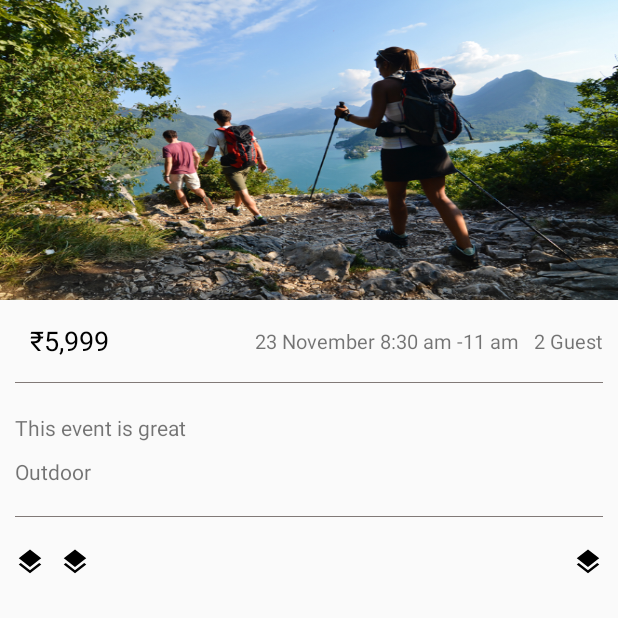
After one commit to shyakdas/Jiva, an Android app: the DetailActivity screen opened directly, with no data from a screen before it, on a phone screen of 412 x 824 dp, the top half of it. The commit adds this screen. Run offline under Robolectric (Android 15) with nearby library versions, the phone set to English and light mode, and no system bars.

Commit message:
[Implementation and Design]Details Screen Opening

```diff
--- a/app/build.gradle
+++ b/app/build.gradle
@@ -26,6 +26,7 @@ dependencies {
     implementation config.commonDependency.recyclerView
     implementation config.commonDependency.cardView
     implementation config.commonDependency.designSupportLib
+    implementation 'com.android.support.constraint:constraint-layout:1.1.3'
     testImplementation config.commonDependency.jUnit
     androidTestImplementation config.commonDependency.testRunner
     androidTestImplementation config.commonDependency.espressoCore
--- a/app/src/main/AndroidManifest.xml
+++ b/app/src/main/AndroidManifest.xml
@@ -16,6 +16,9 @@
                 <category android:name="android.intent.category.LAUNCHER" />
             </intent-filter>
         </activity>
+        <activity
+            android:name=".eventdetail.DetailActivity"
+            android:theme="@style/FullScreenTheme"></activity>
     </application>
 
 </manifest>
--- a/app/src/main/java/com/jiva/com/jivaassigment/event/EventAdapter.java
+++ b/app/src/main/java/com/jiva/com/jivaassigment/event/EventAdapter.java
@@ -12,6 +12,7 @@ import android.widget.ImageView;
 import android.widget.TextView;
 
 import com.jiva.com.jivaassigment.R;
+import com.jiva.com.jivaassigment.listener.EventDetailsListener;
 import com.jiva.com.jivaassigment.model.CategoryModel;
 import com.jiva.com.jivaassigment.model.EventModel;
 
@@ -22,10 +23,12 @@ public class EventAdapter extends RecyclerView.Adapter {
     private static final String TAG = EventAdapter.class.getName();
     private Context mContext;
     private ArrayList<EventModel> mEventList;
+    private EventDetailsListener eventListener;
 
-    public EventAdapter(Context mContext, ArrayList<EventModel> mList) {
+    public EventAdapter(Context mContext, ArrayList<EventModel> mList, EventDetailsListener listener) {
         this.mContext = mContext;
         mEventList = mList;
+        eventListener = listener;
     }
 
     @NonNull
@@ -125,7 +128,7 @@ public class EventAdapter extends RecyclerView.Adapter {
         }
     }
 
-    public class EventViewHolder extends RecyclerView.ViewHolder {
+    public class EventViewHolder extends RecyclerView.ViewHolder implements View.OnClickListener {
 
         private ImageView mEventImage;
         private TextView mEventName, mEventDescription, mEventDate;
@@ -136,7 +139,7 @@ public class EventAdapter extends RecyclerView.Adapter {
             mEventName = itemView.findViewById(R.id.event_name);
             mEventDescription = itemView.findViewById(R.id.description);
             mEventDate = itemView.findViewById(R.id.event_time);
-
+            itemView.setOnClickListener(this);
         }
 
         public void bindView(int position) {
@@ -144,5 +147,10 @@ public class EventAdapter extends RecyclerView.Adapter {
             mEventDescription.setText(mEventList.get(position).getEventDescription());
             mEventDate.setText(mEventList.get(position).getEventTime());
         }
+
+        @Override
+        public void onClick(View view) {
+            eventListener.openDetail(getAdapterPosition());
+        }
     }
 }
--- a/app/src/main/java/com/jiva/com/jivaassigment/event/EventFragment.java
+++ b/app/src/main/java/com/jiva/com/jivaassigment/event/EventFragment.java
@@ -1,5 +1,6 @@
 package com.jiva.com.jivaassigment.event;
 
+import android.content.Intent;
 import android.os.Bundle;
 import android.support.annotation.NonNull;
 import android.support.annotation.Nullable;
@@ -11,12 +12,14 @@ import android.view.LayoutInflater;
 import android.view.View;
 import android.view.ViewGroup;
 
+import com.jiva.com.jivaassigment.eventdetail.DetailActivity;
+import com.jiva.com.jivaassigment.listener.EventDetailsListener;
 import com.jiva.com.jivaassigment.model.EventModel;
 import com.jiva.com.jivaassigment.R;
 
 import java.util.ArrayList;
 
-public class EventFragment extends Fragment {
+public class EventFragment extends Fragment implements EventDetailsListener {
 
     private RecyclerView mRecyclerView;
     private EventAdapter eventAdapter;
@@ -31,7 +34,7 @@ public class EventFragment extends Fragment {
                 LinearLayoutManager.VERTICAL, false);
         mRecyclerView.setLayoutManager(linearLayoutManager);
         mRecyclerView.setItemAnimator(new DefaultItemAnimator());
-        eventAdapter = new EventAdapter(getActivity(), getListData());
+        eventAdapter = new EventAdapter(getActivity(), getListData(), this);
         mRecyclerView.setAdapter(eventAdapter);
         return view;
     }
@@ -78,4 +81,10 @@ public class EventFragment extends Fragment {
                 "Last day of the year", "7th December,2018"));
         return mList;
     }
+
+    @Override
+    public void openDetail(int id) {
+        Intent intent = new Intent(getActivity(), DetailActivity.class);
+        startActivity(intent);
+    }
 }
--- /dev/null
+++ b/app/src/main/java/com/jiva/com/jivaassigment/eventdetail/DetailActivity.java
@@ -0,0 +1,15 @@
+package com.jiva.com.jivaassigment.eventdetail;
+
+import android.os.Bundle;
+import android.support.v7.app.AppCompatActivity;
+
+import com.jiva.com.jivaassigment.R;
+
+public class DetailActivity extends AppCompatActivity {
+
+    @Override
+    protected void onCreate(Bundle savedInstanceState) {
+        super.onCreate(savedInstanceState);
+        setContentView(R.layout.activity_detail);
+    }
+}
--- /dev/null
+++ b/app/src/main/java/com/jiva/com/jivaassigment/listener/EventDetailsListener.java
@@ -0,0 +1,6 @@
+package com.jiva.com.jivaassigment.listener;
+
+public interface EventDetailsListener {
+
+    void openDetail(int id);
+}
--- /dev/null
+++ b/app/src/main/res/layout/activity_detail.xml
@@ -0,0 +1,138 @@
+<?xml version="1.0" encoding="utf-8"?>
+<RelativeLayout xmlns:android="http://schemas.android.com/apk/res/android"
+    xmlns:app="http://schemas.android.com/apk/res-auto"
+    xmlns:tools="http://schemas.android.com/tools"
+    android:layout_width="match_parent"
+    android:layout_height="match_parent"
+    tools:context=".eventdetail.DetailActivity">
+
+    <RelativeLayout
+        android:id="@+id/top_layout"
+        android:layout_width="match_parent"
+        android:layout_height="match_parent">
+
+        <ImageView
+            android:id="@+id/event_image"
+            android:layout_width="match_parent"
+            android:layout_height="200dp"
+            android:scaleType="fitXY"
+            android:src="@mipmap/demo" />
+
+        <RelativeLayout
+            android:id="@+id/info_layout"
+            android:layout_width="match_parent"
+            android:layout_height="wrap_content"
+            android:layout_below="@+id/event_image"
+            android:paddingTop="10dp"
+            android:paddingBottom="10dp">
+
+            <TextView
+                android:id="@+id/event_entry_fee"
+                android:layout_width="wrap_content"
+                android:layout_height="wrap_content"
+                android:layout_alignParentLeft="true"
+                android:layout_centerVertical="true"
+                android:layout_marginLeft="20dp"
+                android:layout_marginTop="10dp"
+                android:text="₹5,999"
+                android:textColor="@android:color/black"
+                android:textSize="18sp" />
+
+            <TextView
+                android:id="@+id/number_of_guest"
+                android:layout_width="wrap_content"
+                android:layout_height="wrap_content"
+                android:layout_alignParentRight="true"
+                android:layout_centerVertical="true"
+                android:layout_marginTop="10dp"
+                android:layout_marginRight="10dp"
+                android:text="2 Guest"
+                android:textSize="13sp" />
+
+            <TextView
+                android:id="@+id/event_time"
+                android:layout_width="wrap_content"
+                android:layout_height="wrap_content"
+                android:layout_centerVertical="true"
+                android:layout_marginTop="10dp"
+                android:layout_marginRight="10dp"
+                android:layout_toLeftOf="@+id/number_of_guest"
+                android:text="23 November 8:30 am -11 am"
+                android:textSize="13sp" />
+
+        </RelativeLayout>
+
+        <View
+            android:id="@+id/view_one"
+            android:layout_width="match_parent"
+            android:layout_height="0.5dp"
+            android:layout_below="@+id/info_layout"
+            android:layout_marginLeft="10dp"
+            android:layout_marginRight="10dp"
+            android:background="@color/textColor" />
+
+        <TextView
+            android:id="@+id/event_description"
+            android:layout_width="wrap_content"
+            android:layout_height="wrap_content"
+            android:layout_below="@+id/view_one"
+            android:layout_marginLeft="10dp"
+            android:layout_marginTop="20dp"
+            android:layout_marginRight="10dp"
+            android:ellipsize="end"
+            android:maxLines="4"
+            android:text="This event is great" />
+
+        <TextView
+            android:id="@+id/event_type"
+            android:layout_width="wrap_content"
+            android:layout_height="wrap_content"
+            android:layout_below="@+id/event_description"
+            android:layout_marginLeft="10dp"
+            android:layout_marginTop="10dp"
+            android:text="Outdoor" />
+
+        <View
+            android:id="@+id/view_two"
+            android:layout_width="match_parent"
+            android:layout_height="0.5dp"
+            android:layout_below="@+id/event_type"
+            android:layout_marginLeft="10dp"
+            android:layout_marginTop="20dp"
+            android:layout_marginRight="10dp"
+            android:background="@color/textColor" />
+
+        <RelativeLayout
+            android:layout_width="match_parent"
+            android:layout_height="wrap_content"
+            android:layout_below="@+id/view_two"
+            android:layout_marginTop="20dp">
+
+            <ImageView
+                android:id="@+id/like"
+                android:layout_width="wrap_content"
+                android:layout_height="wrap_content"
+                android:layout_alignParentLeft="true"
+                android:layout_marginLeft="10dp"
+                app:srcCompat="@drawable/ic_icon_event" />
+
+            <ImageView
+                android:id="@+id/dislike"
+                android:layout_width="wrap_content"
+                android:layout_height="wrap_content"
+                android:layout_marginLeft="10dp"
+                android:layout_toRightOf="@id/like"
+                app:srcCompat="@drawable/ic_icon_event" />
+
+            <ImageView
+                android:id="@+id/share"
+                android:layout_width="wrap_content"
+                android:layout_height="wrap_content"
+                android:layout_alignParentRight="true"
+                android:layout_marginRight="10dp"
+                app:srcCompat="@drawable/ic_icon_event" />
+
+        </RelativeLayout>
+
+    </RelativeLayout>
+</RelativeLayout>
--- a/app/src/main/res/values/styles.xml
+++ b/app/src/main/res/values/styles.xml
@@ -10,4 +10,11 @@
         <item name="android:windowLightStatusBar">true</item>
     </style>
 
+    <style name="FullScreenTheme" parent="Theme.AppCompat.Light.NoActionBar">
+        <item name="android:windowNoTitle">true</item>
+        <item name="android:windowActionBar">false</item>
+        <item name="android:windowFullscreen">true</item>
+        <item name="android:windowContentOverlay">@null</item>
+    </style>
+
 </resources>
```
